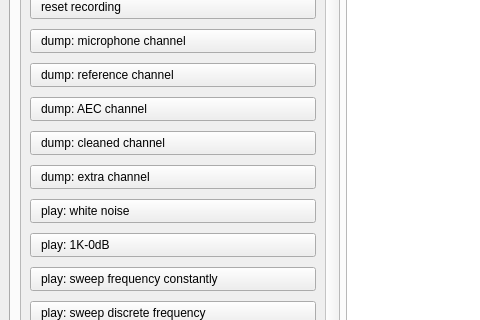
Before: the Qt Designer form tyutool/gui/ui_main.ui in tuya/tyutool, drawn with Qt 5; both pictures show x 0 to 480 and y 174 to 494 of the 800 by 800 pixel window.
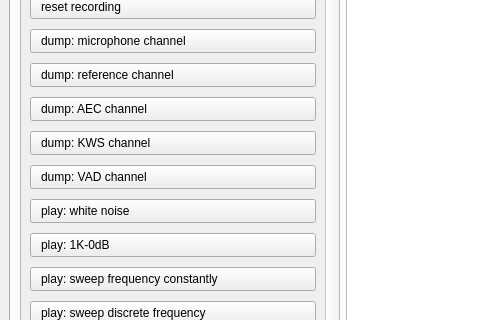
After: the same form once the commit is applied. The open tabs and pages were chosen to show the change.

Commit message: fix(auth): address code review issues and restore SerDebug button text

Diff of the .ui file:
```diff
--- a/tyutool/gui/ui_main.ui
+++ b/tyutool/gui/ui_main.ui
@@ -658,7 +658,7 @@
 padding-bottom: 4px;</string>
                   </property>
                   <property name="text">
-                   <string>dump: cleaned channel</string>
+                   <string>dump: KWS channel</string>
                   </property>
                  </widget>
                 </item>
@@ -675,7 +675,7 @@
 padding-bottom: 4px;</string>
                   </property>
                   <property name="text">
-                   <string>dump: extra channel</string>
+                   <string>dump: VAD channel</string>
                   </property>
                  </widget>
                 </item>
```
The commit also changes 6 other files.
